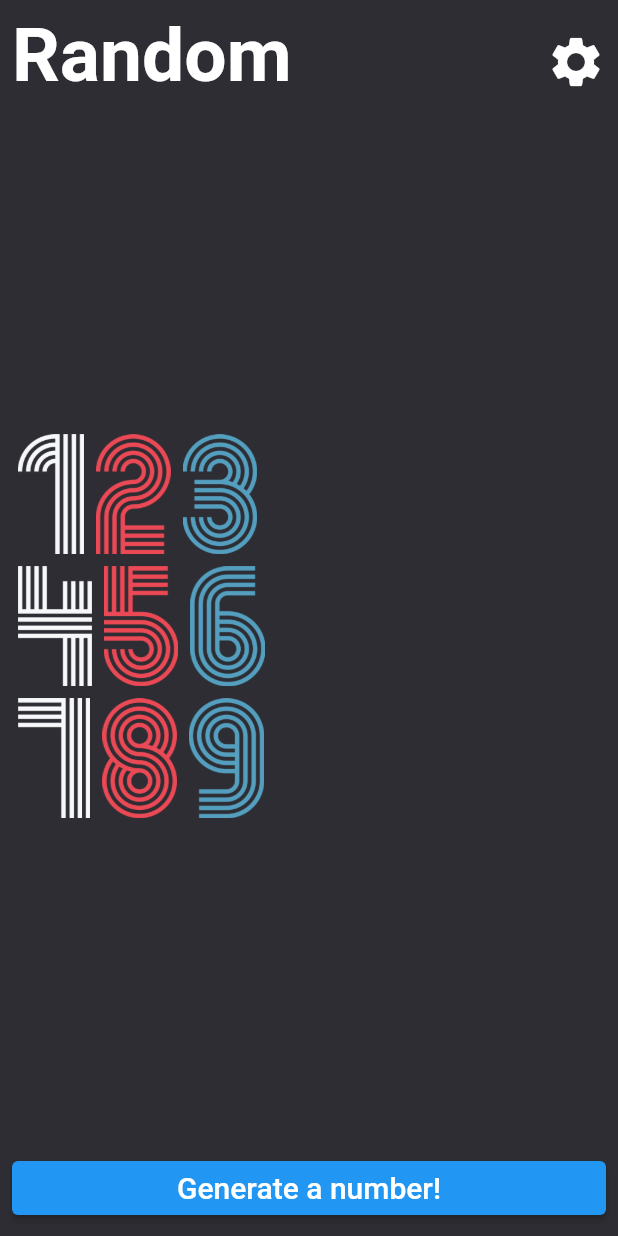
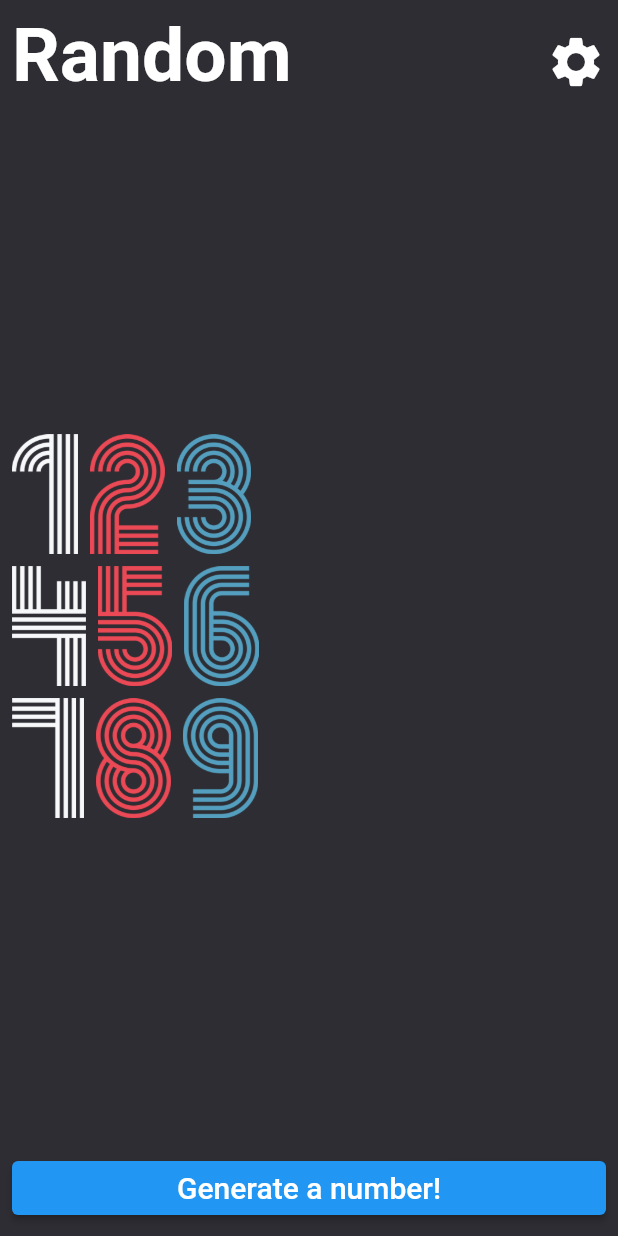
Before and after one commit to nzwgkim/randome_num, a Flutter app: the screen it shows after launch, on a phone screen of 412 x 824 dp. Run offline on Flutter 3.47's test engine with Material 2 defaults, Android fonts, the phone set to English and light mode, and no system bars.

Commit message:
List를 Map으로 변형해서, key를 활용하는 방법

```diff
--- a/lib/main.dart
+++ b/lib/main.dart
@@ -56,8 +56,9 @@ class _HomeState extends State<Home> {
   }
 }
 
+///-- void Function()? onGenPressed;
 class BottomPart extends StatefulWidget {
-  void Function()? onGenPressed;
+  VoidCallback onGenPressed;
   BottomPart({required this.onGenPressed, super.key});
 
   @override
@@ -93,12 +94,15 @@ class MiddlePart extends StatelessWidget {
       child: Column(
         mainAxisAlignment: MainAxisAlignment.center,
         children: randNum
+            .asMap()
+            .entries
             .map((x) => Row(
-                children: x
+                children: x.value
                     .toString()
                     .split('')
                     .map((e) => Padding(
-                          padding: const EdgeInsets.all(4.0),
+                          padding: EdgeInsets.only(
+                              bottom: x.key == 2 ? 0 : 8, right: 8),
                           child: Image.asset(
                             'asset/img/$e.png',
                             height: 80,
```
